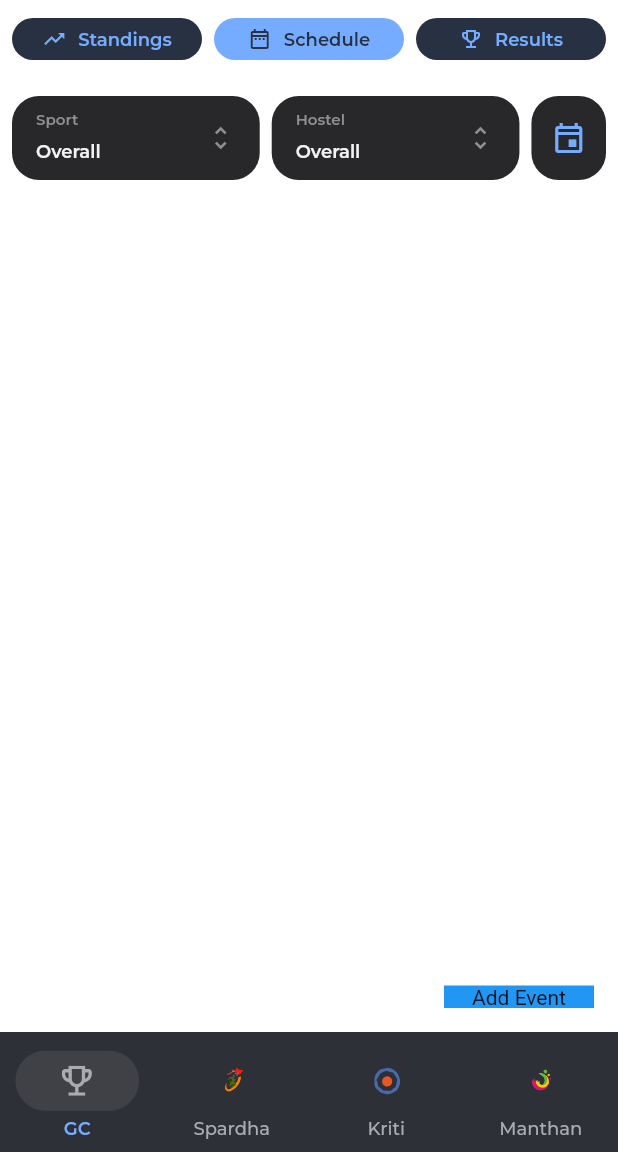
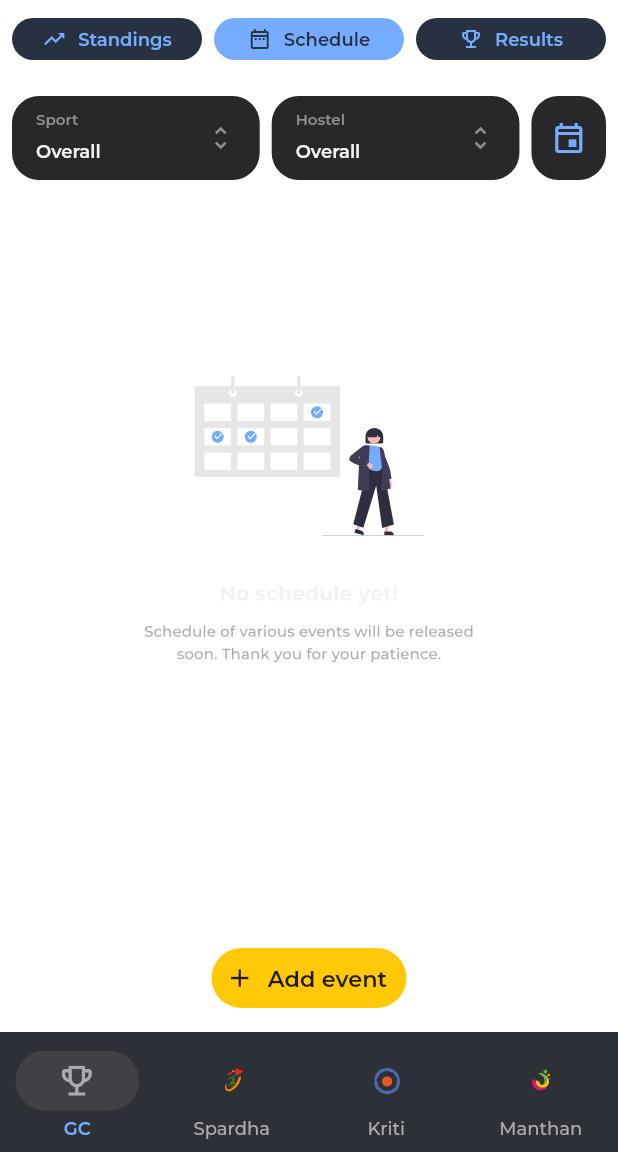
Before and after one commit to swciitg/gc_scoreboard, a Flutter app: the ScoreBoardHome screen opened by its route, after a tap on "Schedule", on a phone screen of 412 x 824 dp, the part 84-1236 px from its top. Run offline on Flutter 3.47's test engine with Material 2 defaults, Android fonts, the phone set to English and light mode, and no system bars; our stand-ins replace connectivity_plus, dio, flutter_mobx, flutter_svg, google_fonts, mobx and 2 more; accounts and stored records are empty; generated files the repository leaves out were written again; network calls fail.

Commit message:
made enchancements

```diff
--- a/packages/scoreboard/lib/src/screens/home.dart
+++ b/packages/scoreboard/lib/src/screens/home.dart
@@ -1,5 +1,6 @@
 import 'package:flutter/material.dart';
 import 'package:flutter_mobx/flutter_mobx.dart';
+import 'package:google_fonts/google_fonts.dart';
 import 'package:scoreboard/src/globals/helper_variables.dart';
 import 'package:scoreboard/src/screens/add_result_form.dart';
 import 'package:scoreboard/src/screens/add_event_form.dart';
@@ -10,6 +11,7 @@ import 'package:scoreboard/src/widgets/common/app_bar.dart';
 import '../globals/themes.dart';
 import '../stores/common_store.dart';
 import '../widgets/common/bottom_navigation_bar.dart';
+import 'coming_soon.dart';
 
 class ScoreBoardHome extends StatefulWidget {
   static const id = '/home';
@@ -26,9 +28,9 @@ class _ScoreBoardHomeState extends State<ScoreBoardHome> {
   }
 
   Map<String, Widget> tabs = {
-    'Schedule': const SchedulePage(),
+    'Schedule':  const SchedulePage(category: 'schedule',),
     'Standings': const StandingsPage(),
-    'Results': const SchedulePage(),
+    'Results':  const SchedulePage(category: 'results',),
   };
 
   @override
@@ -39,29 +41,54 @@ class _ScoreBoardHomeState extends State<ScoreBoardHome> {
         return Scaffold(
           backgroundColor: Themes.backgroundColor,
           appBar: appBar(context, viewType.user),
-          body: tabs[commonStore.page],
+          body:
+              commonStore.competition == 'Kriti' || commonStore.competition == 'Manthan'
+              ? ComingSoon(competition: commonStore.competition,)
+              : tabs[commonStore.page],
           bottomNavigationBar: const BottomNavBar(),
-          floatingActionButton: commonStore.page == 'Schedule'
+          floatingActionButtonLocation: FloatingActionButtonLocation.centerFloat,
+          floatingActionButton:
+              commonStore.page == 'Schedule' && commonStore.competition != 'Kriti' && commonStore.competition != 'Manthan'
               ? GestureDetector(
                   onTap: () {
                     Navigator.of(context).push(MaterialPageRoute(
                         builder: (context) => const AddEventForm()));
                   },
-                  child:
-                      Container(height: 15, width: 100,color: Colors.blue ,child: Center(child: const Text('Add Event'))),
+                  child: addButton("Add event "),
                 )
-              : commonStore.page == 'Results'?
-          GestureDetector(
-            onTap: () {
-              Navigator.of(context).push(MaterialPageRoute(
-                  builder: (context) => const AddResultForm()));
-            },
-            child:
-            Container(height: 15, width: 100,color: Colors.blue ,child: Center(child: const Text('Add Result'))),
-          )
+              : commonStore.page == 'Results' && commonStore.competition != 'Kriti' && commonStore.competition != 'Manthan'
+              ? GestureDetector(
+                  onTap: () {
+                    Navigator.of(context).push(MaterialPageRoute(
+                        builder: (context) => const AddResultForm()));
+                  },
+                  child: addButton("Add Result ")
+
+                )
               :Container(),
         );
       },
+    );
+  }
+
+
+  Widget addButton(String text){
+    return Container(
+        decoration: BoxDecoration(
+          color: Color(0xffFFC907),
+          borderRadius: BorderRadius.circular(21),
+        ),
+        height: 40,
+        width: 130,
+        child: Row(
+          mainAxisAlignment: MainAxisAlignment.spaceEvenly,
+          children: [
+            Icon(Icons.add, size: 20,),
+            Text(
+              text,
+              style: GoogleFonts.montserrat(fontSize: 15, fontWeight: FontWeight.w600),)
+          ],
+        )
     );
   }
 }
--- a/packages/scoreboard/lib/src/screens/schedule_page.dart
+++ b/packages/scoreboard/lib/src/screens/schedule_page.dart
@@ -1,10 +1,12 @@
 import 'package:flutter/material.dart';
+import 'package:flutter_svg/svg.dart';
 import 'package:scoreboard/src/widgets/schedule_page/filter_bar.dart';
 import 'package:scoreboard/src/widgets/common/top_bar.dart';
 
 
 class SchedulePage extends StatefulWidget {
-  const SchedulePage({Key? key}) : super(key: key);
+  final String? category;
+  const SchedulePage({Key? key, required this.category}) : super(key: key);
 
   @override
   State<SchedulePage> createState() => _SchedulePageState();
@@ -19,8 +21,30 @@ class _SchedulePageState extends State<SchedulePage> {
           children: [
             TopBar(),
             const FilterBar(),
+            emptyState(widget.category.toString()),
           ],
         ),
       );
   }
+
+
+  Widget emptyState(String category) {
+    return Padding(
+      padding: EdgeInsets.symmetric(vertical: 100),
+      child: SizedBox(
+        height: 230,
+        width: 220,
+        child:
+        category == 'schedule'
+            ? SvgPicture.asset(
+          'assets/no_schedule.svg',
+          package: 'scoreboard',
+        )
+            : SvgPicture.asset(
+          'assets/no_result.svg',
+          package: 'scoreboard',
+        ),
+      ),
+    );
+  }
 }
```
Also changed, not shown: packages/scoreboard/lib/src/screens/coming_soon.dart (added, +39 -0 lines), packages/scoreboard/assets/kriti_comingsoon.svg (added), packages/scoreboard/assets/manthan_comingsoon.svg (added), packages/scoreboard/assets/no_result.svg (added), packages/scoreboard/assets/no_schedule.svg (added).
